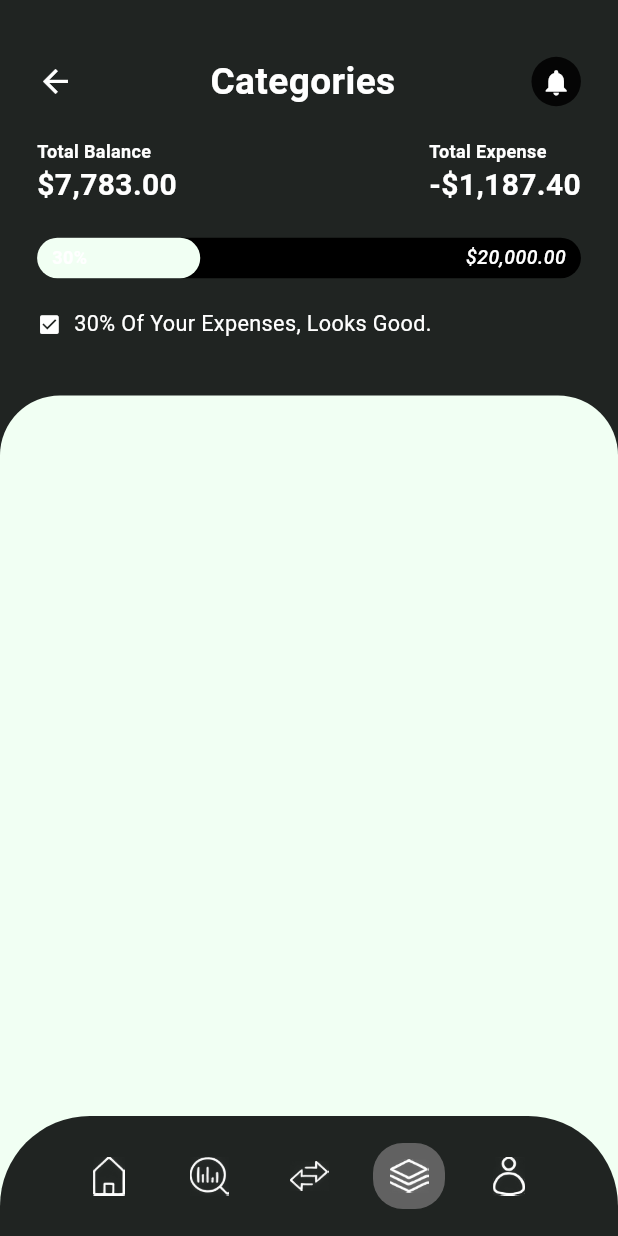
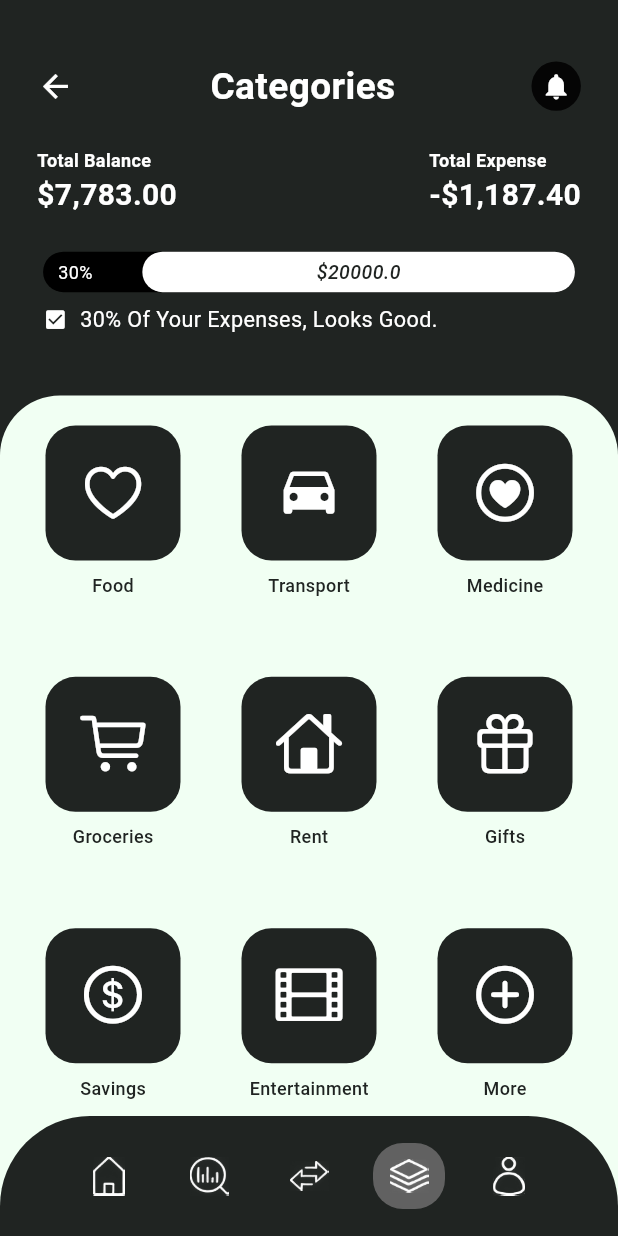
Before and after one commit to dyeafsnsein/SBMA, a Flutter app: the screen it shows after launch, item 4 of the bottom bar chosen, on a phone screen of 412 x 824 dp. Run offline on Flutter 3.47's test engine with Material 3 defaults, Android fonts, the light colour scheme and no system bars; our stand-ins replace fl_chart; Roboto replaces fonts that are missing (Poppins).

Commit message:
new category creation

```diff
--- a/lib/pages/categories.dart
+++ b/lib/pages/categories.dart
@@ -1,7 +1,11 @@
 import 'package:flutter/material.dart';
 import 'package:flutter/services.dart';
-import 'components/header.dart'; // Assuming you have a header component
+import 'package:flutter/cupertino.dart';
 import 'components/bottom_nav_bar.dart';
+import 'components/progress_bar.dart';
+import 'components/header.dart';
+import 'Notification.dart';
+import 'newcategory.dart';
 
 class Category extends StatefulWidget {
   const Category({Key? key}) : super(key: key);
@@ -18,6 +22,35 @@ class _CategoryState extends State<Category> {
     'lib/pages/assets/Categories.png',
     'lib/pages/assets/Profile.png',
   ];
+
+  List<Map<String, dynamic>> _categories = [
+    {'icon': CupertinoIcons.heart, 'label': 'Food'},
+    {'icon': CupertinoIcons.car, 'label': 'Transport'},
+    {'icon': CupertinoIcons.heart_circle, 'label': 'Medicine'},
+    {'icon': CupertinoIcons.cart, 'label': 'Groceries'},
+    {'icon': CupertinoIcons.home, 'label': 'Rent'},
+    {'icon': CupertinoIcons.gift, 'label': 'Gifts'},
+    {'icon': CupertinoIcons.money_dollar_circle, 'label': 'Savings'},
+    {'icon': CupertinoIcons.film, 'label': 'Entertainment'},
+    {'icon': CupertinoIcons.plus_circle, 'label': 'More'},
+  ];
+
+  void _showNewCategoryDialog(BuildContext context) {
+    showDialog(
+      context: context,
+      builder:
+          (BuildContext context) => NewCategory(
+            onSave: (String categoryName) {
+              setState(() {
+                _categories.insert(_categories.length - 1, {
+                  'icon': CupertinoIcons.star,
+                  'label': categoryName,
+                });
+              });
+            },
+          ),
+    );
+  }
 
   @override
   Widget build(BuildContext context) {
@@ -76,7 +109,15 @@ class _CategoryState extends State<Category> {
                                 ),
                               ),
                               GestureDetector(
-                                onTap: () {},
+                                onTap: () {
+                                  Navigator.push(
+                                    context,
+                                    MaterialPageRoute(
+                                      builder:
+                                          (context) => const NotificationPage(),
+                                    ),
+                                  );
+                                },
                                 child: Container(
                                   width: width * 0.08,
                                   height: width * 0.08,
@@ -110,54 +151,16 @@ class _CategoryState extends State<Category> {
                               ),
                             ],
                           ),
-                          Stack(
+                          Container(
+                            padding: const EdgeInsets.symmetric(horizontal: 4),
+                            child: Column(
+                              crossAxisAlignment: CrossAxisAlignment.start,
                               children: [
-                              Container(
-                                height: 27,
-                                decoration: BoxDecoration(
-                                  color: Colors.black,
-                                  borderRadius: BorderRadius.circular(13.5),
+                                const ProgressBar(
+                                  progress: 0.3,
+                                  goalAmount: 20000.00,
                                 ),
-                              ),
-                              FractionallySizedBox(
-                                widthFactor: 0.3,
-                                child: Container(
-                                  height: 27,
-                                  decoration: BoxDecoration(
-                                    color: const Color(0xFFF1FFF3),
-                                    borderRadius: BorderRadius.circular(13.5),
-                                  ),
-                                ),
-                              ),
-                              Positioned(
-                                left: 10,
-                                top: 4.5,
-                                child: Text(
-                                  '30%',
-                                  style: const TextStyle(
-                                    fontFamily: 'Poppins',
-                                    fontSize: 12,
-                                    color: Colors.white,
-                                    fontWeight: FontWeight.w600,
-                                  ),
-                                ),
-                              ),
-                              Positioned(
-                                right: 10,
-                                top: 3.5,
-                                child: Text(
-                                  '\$20,000.00',
-                                  style: const TextStyle(
-                                    fontFamily: 'Poppins',
-                                    fontSize: 13,
-                                    fontWeight: FontWeight.w500,
-                                    fontStyle: FontStyle.italic,
-                                    color: Colors.white,
-                                  ),
-                                ),
-                              ),
-                            ],
-                          ),
+                                const SizedBox(height: 8),
                                 Row(
                                   children: [
                                     Icon(
@@ -179,6 +182,9 @@ class _CategoryState extends State<Category> {
                               ],
                             ),
                           ),
+                        ],
+                      ),
+                    ),
                   ),
                 ),
                 Expanded(
@@ -190,16 +196,66 @@ class _CategoryState extends State<Category> {
                         topRight: Radius.circular(40),
                       ),
                     ),
+                    child: Padding(
+                      padding: const EdgeInsets.fromLTRB(20.0, 20.0, 20.0, 0.0),
+                      child: GridView.builder(
+                        padding: const EdgeInsets.only(bottom: 80),
+                        gridDelegate:
+                            const SliverGridDelegateWithFixedCrossAxisCount(
+                              crossAxisCount: 3,
+                              crossAxisSpacing: 20,
+                              mainAxisSpacing: 20,
+                              childAspectRatio: 0.75,
+                            ),
+                        itemCount: _categories.length,
+                        itemBuilder: (context, index) {
+                          final category = _categories[index];
+                          return GestureDetector(
+                            onTap:
+                                category['label'] == 'More'
+                                    ? () => _showNewCategoryDialog(context)
+                                    : null,
+                            child: Column(
+                              mainAxisSize: MainAxisSize.min,
+                              children: [
+                                Container(
+                                  width: 90,
+                                  height: 90,
+                                  decoration: BoxDecoration(
+                                    color: const Color(0xFF202422),
+                                    borderRadius: BorderRadius.circular(20),
+                                  ),
+                                  child: Center(
+                                    child: Icon(
+                                      category['icon'] as IconData,
+                                      color: Colors.white,
+                                      size: 45,
+                                    ),
+                                  ),
+                                ),
+                                const SizedBox(height: 8),
+                                Text(
+                                  category['label']!,
+                                  style: const TextStyle(
+                                    fontFamily: 'Poppins',
+                                    fontSize: 12,
+                                    fontWeight: FontWeight.w500,
+                                    color: Color(0xFF202422),
+                                  ),
+                                ),
+                              ],
+                            ),
+                          );
+                        },
+                      ),
+                    ),
                   ),
                 ),
               ],
             ),
             Align(
               alignment: Alignment.bottomCenter,
-              child: BottomNavBar(
-                iconPaths: _iconPaths,
-                selectedIndex: 3, // Assuming Categories is at index 3
-              ),
+              child: BottomNavBar(iconPaths: _iconPaths, selectedIndex: 3),
             ),
           ],
         ),
```
Also changed, not shown: lib/pages/newcategory.dart (added, +134 -0 lines), lib/pages/assets/Entertainment.png (added), lib/pages/assets/Gift.png (added), lib/pages/assets/Groceries.png (added), lib/pages/assets/Medicine.png (added), lib/pages/assets/More.png (added), lib/pages/assets/Saving.png (added). Lines whose indentation alone changed are shown as unchanged.
